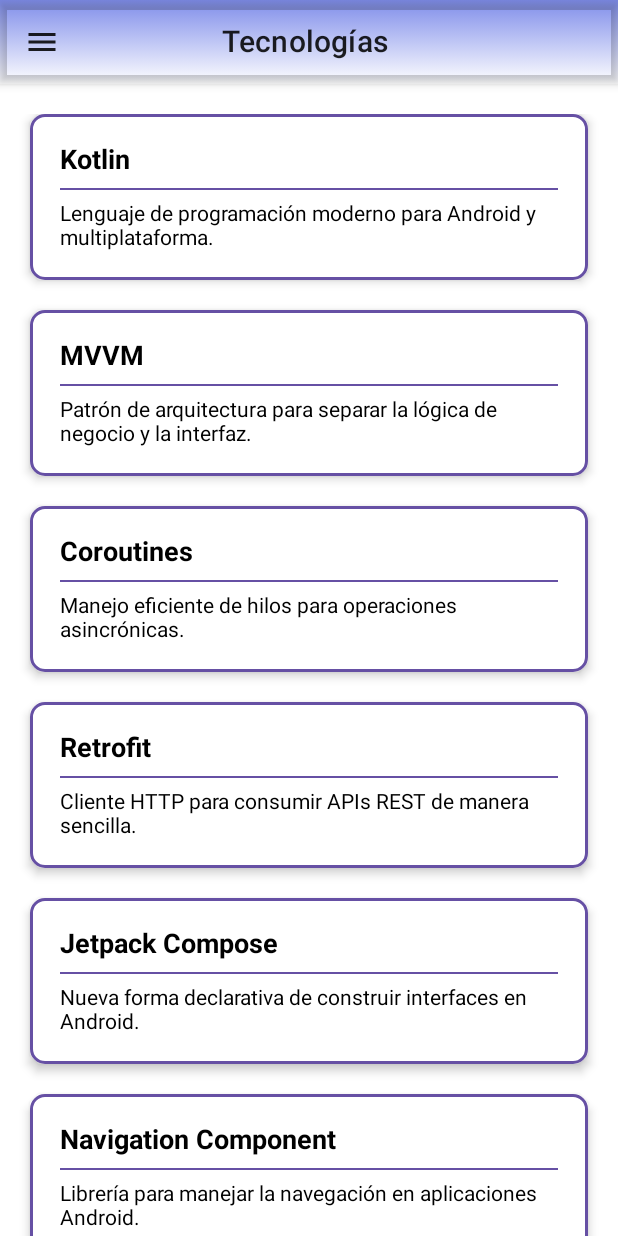
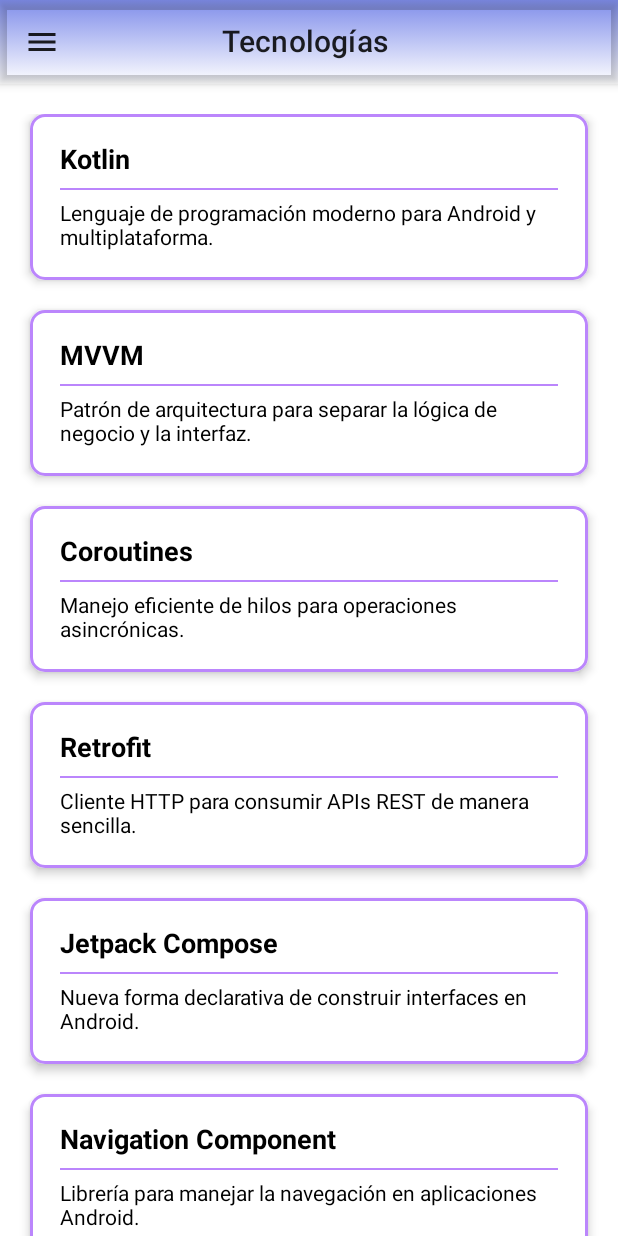
Before and after one commit to ricardosr4/MyProfileCompose, an Android app built with Jetpack Compose: the TechnologiesScreen screen opened through its navigation route, on a phone screen of 412 x 824 dp. Run offline under Robolectric (Android 15) with nearby library versions, the phone set to English and light mode, and no system bars; pictures from the network do not load.

Commit message:
technologiesScreen + viewModel ok

```diff
--- /dev/null
+++ b/app/src/main/java/com/example/myprofilecompose/ui/technologies/presenter/TechnologiesComposables.kt
@@ -0,0 +1,69 @@
+package com.example.myprofilecompose.ui.technologies.presenter
+
+import androidx.compose.foundation.BorderStroke
+import androidx.compose.foundation.layout.Arrangement
+import androidx.compose.foundation.layout.Column
+import androidx.compose.foundation.layout.fillMaxSize
+import androidx.compose.foundation.layout.fillMaxWidth
+import androidx.compose.foundation.layout.padding
+import androidx.compose.foundation.lazy.LazyColumn
+import androidx.compose.foundation.lazy.items
+import androidx.compose.foundation.shape.RoundedCornerShape
+import androidx.compose.material.Card
+import androidx.compose.material.TabRowDefaults.Divider
+import androidx.compose.material.Text
+import androidx.compose.runtime.Composable
+import androidx.compose.ui.Alignment
+import androidx.compose.ui.Modifier
+import androidx.compose.ui.graphics.Color
+import androidx.compose.ui.text.TextStyle
+import androidx.compose.ui.text.font.FontWeight
+import androidx.compose.ui.unit.dp
+import androidx.compose.ui.unit.sp
+
+@Composable
+fun SkillList(skills: List<Pair<String, String>>) {
+    LazyColumn(
+        modifier = Modifier
+            .fillMaxSize()
+            .padding(horizontal = 20.dp),
+        verticalArrangement = Arrangement.spacedBy(20.dp)
+    ) {
+        items(skills) { skill ->
+            SkillItem(name = skill.first, description = skill.second)
+        }
+    }
+}
+
+@Composable
+fun SkillItem(name: String, description: String) {
+    Card(
+        shape = RoundedCornerShape(10.dp),
+        border = BorderStroke(2.dp, color = Color(0xFFBB86FC)),
+        modifier = Modifier.fillMaxWidth(),
+        elevation = 4.dp
+    ) {
+        Column(
+            modifier = Modifier.padding(20.dp)
+        ) {
+            Text(
+                text = name,
+                style = TextStyle(
+                    fontSize = 18.sp,
+                    fontWeight = FontWeight.Bold
+                ),
+                modifier = Modifier.align(Alignment.Start)
+            )
+            Divider(
+                color = Color(0xFFBB86FC),
+                thickness = 1.dp,
+                modifier = Modifier.padding(vertical = 8.dp)
+            )
+            Text(
+                text = description,
+                style = TextStyle(fontSize = 14.sp),
+                modifier = Modifier.align(Alignment.Start)
+            )
+        }
+    }
+}
--- a/app/src/main/java/com/example/myprofilecompose/ui/technologies/presenter/TechnologiesScreen.kt
+++ b/app/src/main/java/com/example/myprofilecompose/ui/technologies/presenter/TechnologiesScreen.kt
@@ -1,29 +1,22 @@
 package com.example.myprofilecompose.ui.technologies.presenter
 
-import androidx.compose.foundation.BorderStroke
-import androidx.compose.foundation.background
 import androidx.compose.foundation.layout.*
-import androidx.compose.foundation.lazy.LazyColumn
-import androidx.compose.foundation.lazy.items
-import androidx.compose.foundation.shape.RoundedCornerShape
-import androidx.compose.material.Card
-import androidx.compose.material.Divider
-import androidx.compose.material3.Text
 import androidx.compose.runtime.Composable
+import androidx.compose.runtime.collectAsState
+import androidx.compose.runtime.getValue
 import androidx.compose.ui.Alignment
 import androidx.compose.ui.Modifier
-import androidx.compose.ui.graphics.Color
-import androidx.compose.ui.text.TextStyle
-import androidx.compose.ui.text.font.FontWeight
 import androidx.compose.ui.unit.dp
-import androidx.compose.ui.unit.sp
-import com.example.myprofilecompose.ui.theme.Purple40
+import androidx.lifecycle.viewmodel.compose.viewModel
+import com.example.myprofilecompose.ui.technologies.viewmodel.TechnologiesViewModel
+
 
 @Composable
-fun TechnologiesScreen() {
+fun TechnologiesScreen(viewModel: TechnologiesViewModel = viewModel()) {
+    val uiState by viewModel.uiState.collectAsState()
+
     Box(
-        modifier = Modifier
-            .fillMaxSize()
+        modifier = Modifier.fillMaxSize()
     ) {
         Column(
             modifier = Modifier
@@ -32,85 +25,8 @@ fun TechnologiesScreen() {
             verticalArrangement = Arrangement.Center,
             horizontalAlignment = Alignment.CenterHorizontally
         ) {
-
             Spacer(modifier = Modifier.height(20.dp)) // Espacio entre el título y el listado
-            // Llama al LazyColumn con la lista de tecnologías
-            SkillList(skills = getSkills())
+            SkillList(skills = uiState.skills)
         }
     }
 }
-
-@Composable
-fun SkillList(skills: List<Pair<String, String>>) {
-    LazyColumn(
-        modifier = Modifier
-            .fillMaxSize()
-            .padding(horizontal = 20.dp),
-        verticalArrangement = Arrangement.spacedBy(20.dp)
-    ) {
-        items(skills) { skill ->
-            SkillItem(name = skill.first, description = skill.second)
-        }
-    }
-}
-
-@Composable
-fun SkillItem(name: String, description: String) {
-    Card(
-        shape = RoundedCornerShape(10.dp),
-        border = BorderStroke(2.dp, color = Purple40),
-        modifier = Modifier
-            .fillMaxWidth(),
-        elevation = 4.dp
-    ) {
-        Column(
-            modifier = Modifier
-                .padding(20.dp)
-        ) {
-            Text(
-                text = name,
-                style = TextStyle(
-                    fontSize = 18.sp,
-                    fontWeight = FontWeight.Bold
-                ),
-                modifier = Modifier.align(Alignment.Start)
-            )
-            Divider(
-                color = Purple40,
-                thickness = 1.dp,
-                modifier = Modifier.padding(vertical = 8.dp)
-            )
-            Text(
-                text = description,
-                style = TextStyle(fontSize = 14.sp),
-                modifier = Modifier.align(Alignment.Start)
-            )
-        }
-    }
-}
-
-fun getSkills(): List<Pair<String, String>> {
-    return listOf(
-        "Kotlin" to "Lenguaje de programación moderno para Android y multiplataforma.",
-        "MVVM" to "Patrón de arquitectura para separar la lógica de negocio y la interfaz.",
-        "Coroutines" to "Manejo eficiente de hilos para operaciones asincrónicas.",
-        "Retrofit" to "Cliente HTTP para consumir APIs REST de manera sencilla.",
-        "Jetpack Compose" to "Nueva forma declarativa de construir interfaces en Android.",
-        "Navigation Component" to "Librería para manejar la navegación en aplicaciones Android.",
-        "RecyclerView" to "Componente para mostrar listas o grids con alto rendimiento.",
-        "Git" to "Sistema de control de versiones distribuido para gestionar cambios en el código.",
-        "Firebase" to "Plataforma para backend, análisis y notificaciones push.",
-        "Room" to "Base de datos local para persistencia en aplicaciones Android.",
-        "Hilt" to "Librería para inyección de dependencias de forma sencilla.",
-        "Clean Architecture" to "Enfoque arquitectónico para mantener un código más limpio y escalable.",
-        "Unit Testing" to "Pruebas de unidades para garantizar la calidad del código.",
-        "LiveData" to "Observa y responde a cambios en los datos del ciclo de vida.",
-        "ViewModel" to "Mantiene los datos relacionados con la UI durante cambios de configuración.",
-        "View Binding" to "Simplifica el acceso a vistas sin usar `findViewById`.",
-        "Shared Preferences" to "Almacena pequeños datos clave-valor en local.",
-        "Picasso" to "Librería para cargar imágenes de manera eficiente.",
-        "Lifecycle" to "Permite a los componentes reaccionar ante cambios en el ciclo de vida.",
-        "ConstraintLayout" to "Diseña interfaces complejas con restricciones eficientes."
-
-    )
-}
--- /dev/null
+++ b/app/src/main/java/com/example/myprofilecompose/ui/technologies/state/TechnologiesState.kt
@@ -0,0 +1,5 @@
+package com.example.myprofilecompose.ui.technologies.state
+
+data class TechnologiesState(
+    val skills: List<Pair<String, String>> = emptyList()
+)
--- /dev/null
+++ b/app/src/main/java/com/example/myprofilecompose/ui/technologies/viewModel/TechnologiesViewModel.kt
@@ -0,0 +1,55 @@
+package com.example.myprofilecompose.ui.technologies.viewmodel
+
+import androidx.lifecycle.ViewModel
+import androidx.lifecycle.viewModelScope
+import com.example.myprofilecompose.ui.technologies.state.TechnologiesState
+import kotlinx.coroutines.flow.MutableStateFlow
+import kotlinx.coroutines.flow.StateFlow
+import kotlinx.coroutines.launch
+
+class TechnologiesViewModel : ViewModel() {
+    private val _uiState = MutableStateFlow(TechnologiesState())
+    val uiState: StateFlow<TechnologiesState> get() = _uiState
+
+    init {
+        loadSkills()
+    }
+
+    private fun loadSkills() {
+        viewModelScope.launch {
+            _uiState.value = _uiState.value.copy(
+                skills = getSkills()
+            )
+        }
+    }
+
+    private fun getSkills(): List<Pair<String, String>> {
+        return listOf(
+            "Kotlin" to "Lenguaje de programación moderno para Android y multiplataforma.",
+            "MVVM" to "Patrón de arquitectura para separar la lógica de negocio y la interfaz.",
+            "Coroutines" to "Manejo eficiente de hilos para operaciones asincrónicas.",
+            "Retrofit" to "Cliente HTTP para consumir APIs REST de manera sencilla.",
+            "Jetpack Compose" to "Nueva forma declarativa de construir interfaces en Android.",
+            "Navigation Component" to "Librería para manejar la navegación en aplicaciones Android.",
+            "RecyclerView" to "Componente para mostrar listas o grids con alto rendimiento.",
+            "Git" to "Sistema de control de versiones distribuido para gestionar cambios en el código.",
+            "Firebase" to "Plataforma para backend, análisis y notificaciones push.",
+            "Room" to "Base de datos local para persistencia en aplicaciones Android.",
+            "Hilt" to "Librería para inyección de dependencias de forma sencilla.",
+            "Clean Architecture" to "Enfoque arquitectónico para mantener un código más limpio y escalable.",
+            "Unit Testing" to "Pruebas de unidades para garantizar la calidad del código.",
+            "LiveData" to "Observa y responde a cambios en los datos del ciclo de vida.",
+            "ViewModel" to "Mantiene los datos relacionados con la UI durante cambios de configuración.",
+            "View Binding" to "Simplifica el acceso a vistas sin usar `findViewById`.",
+            "Shared Preferences" to "Almacena pequeños datos clave-valor en local.",
+            "Picasso" to "Librería para cargar imágenes de manera eficiente.",
+            "Lifecycle" to "Permite a los componentes reaccionar ante cambios en el ciclo de vida.",
+            "ConstraintLayout" to "Diseña interfaces complejas con restricciones eficientes."
+
+        )
+    }
+}
+
+//data class TechnologiesUiState(
+//    val skills: List<Pair<String, String>> = emptyList()
+//)
```
